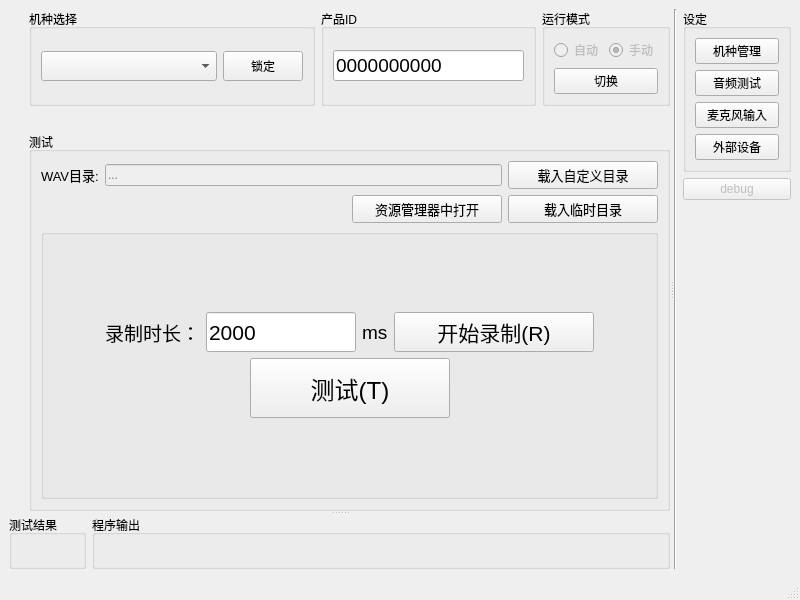
Above: mainwindow.ui from YeeeeRQ/SpeakerTest before the change. Below: the same form after it.
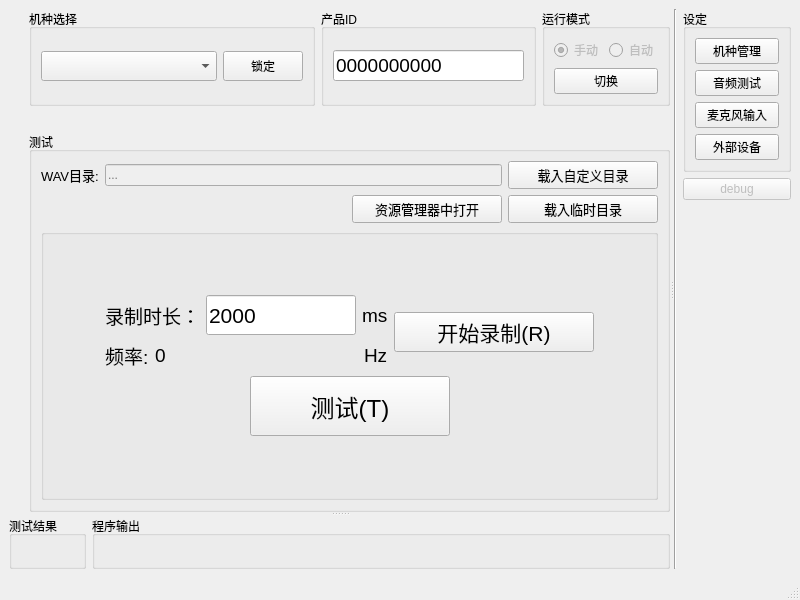
That is the form after the change. Custom widgets are drawn as their Qt base class.

The edit to the form file:
```diff
--- a/mainwindow.ui
+++ b/mainwindow.ui
@@ -35,7 +35,7 @@
 }</string>
   </property>
   <widget class="QWidget" name="centralwidget">
-   <layout class="QVBoxLayout" name="verticalLayout_11">
+   <layout class="QVBoxLayout" name="verticalLayout_12">
     <item>
      <widget class="QSplitter" name="splitter_2">
       <property name="orientation">
@@ -166,22 +166,6 @@
                  <layout class="QVBoxLayout" name="verticalLayout_24">
                   <item>
                    <layout class="QHBoxLayout" name="horizontalLayout_18">
-                    <item>
-                     <widget class="QRadioButton" name="radioButton_autoMode">
-                      <property name="enabled">
-                       <bool>false</bool>
-                      </property>
-                      <property name="text">
-                       <string>自动</string>
-                      </property>
-                      <property name="checkable">
-                       <bool>true</bool>
-                      </property>
-                      <property name="checked">
-                       <bool>false</bool>
-                      </property>
-                     </widget>
-                    </item>
                     <item>
                      <widget class="QRadioButton" name="radioButton_manualMode">
                       <property name="enabled">
@@ -198,6 +182,22 @@
                       </property>
                      </widget>
                     </item>
+                    <item>
+                     <widget class="QRadioButton" name="radioButton_autoMode">
+                      <property name="enabled">
+                       <bool>false</bool>
+                      </property>
+                      <property name="text">
+                       <string>自动</string>
+                      </property>
+                      <property name="checkable">
+                       <bool>true</bool>
+                      </property>
+                      <property name="checked">
+                       <bool>false</bool>
+                      </property>
+                     </widget>
+                    </item>
                    </layout>
                   </item>
                   <item>
@@ -379,6 +379,10 @@
                        <item>
                         <layout class="QHBoxLayout" name="horizontalLayout_16">
                          <item>
+                          <layout class="QVBoxLayout" name="verticalLayout_11">
+                           <item>
+                            <layout class="QHBoxLayout" name="horizontalLayout_10">
+                             <item>
                           <widget class="QLabel" name="label_2">
                            <property name="font">
                             <font>
@@ -428,6 +432,50 @@
                             <string>ms</string>
                            </property>
                           </widget>
+                             </item>
+                            </layout>
+                           </item>
+                           <item>
+                            <layout class="QHBoxLayout" name="horizontalLayout_19" stretch="0,1,0">
+                             <item>
+                              <widget class="QLabel" name="label_4">
+                               <property name="font">
+                                <font>
+                                 <pointsize>14</pointsize>
+                                </font>
+                               </property>
+                               <property name="text">
+                                <string>频率:</string>
+                               </property>
+                              </widget>
+                             </item>
+                             <item>
+                              <widget class="QLabel" name="label_AudioFreq">
+                               <property name="font">
+                                <font>
+                                 <pointsize>14</pointsize>
+                                </font>
+                               </property>
+                               <property name="text">
+                                <string>0</string>
+                               </property>
+                              </widget>
+                             </item>
+                             <item>
+                              <widget class="QLabel" name="label_5">
+                               <property name="font">
+                                <font>
+                                 <pointsize>14</pointsize>
+                                </font>
+                               </property>
+                               <property name="text">
+                                <string>Hz</string>
+                               </property>
+                              </widget>
+                             </item>
+                            </layout>
+                           </item>
+                          </layout>
                          </item>
                          <item>
                           <widget class="QPushButton" name="btnStartRecord">
```
Lines whose indentation alone changed are shown as unchanged.
